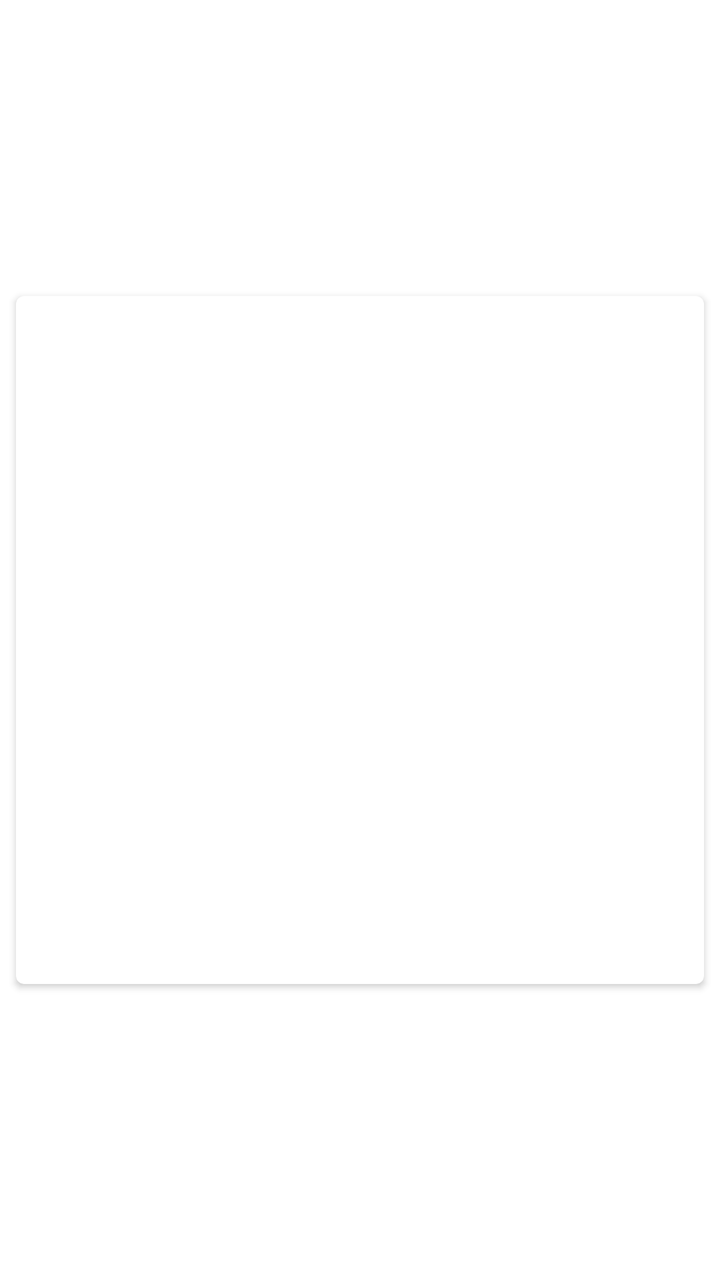
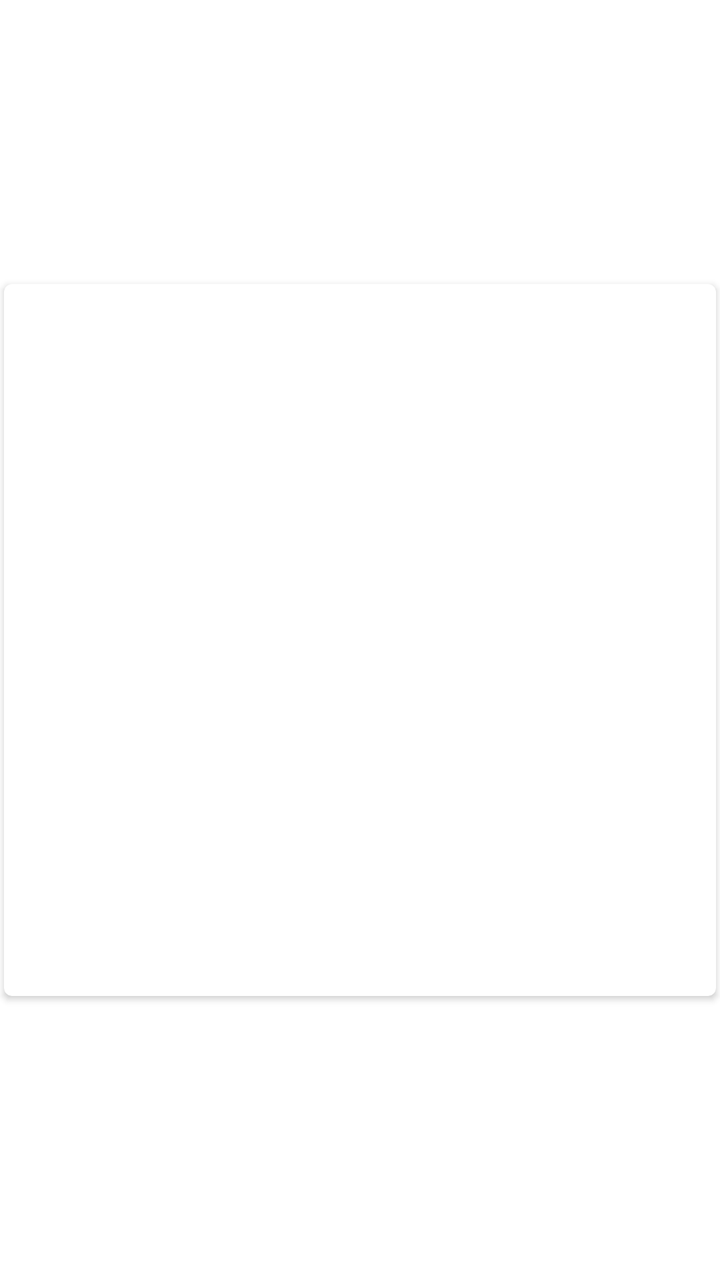

Two renders of the same Android screen: before a commit and after it. Below are the layout's source before the change and the commit's diff.
<!-- AndroidManifest.xml: application theme Theme.Reminisce -->
<!-- res/layout/item_local_media.xml -->
<?xml version="1.0" encoding="utf-8"?>
<androidx.constraintlayout.widget.ConstraintLayout xmlns:android="http://schemas.android.com/apk/res/android"
    xmlns:app="http://schemas.android.com/apk/res-auto"
    android:layout_width="match_parent"
    android:layout_height="wrap_content">

    <androidx.cardview.widget.CardView
        android:layout_width="0dp"
        android:layout_height="0dp"
        android:layout_margin="8dp"
        app:cardCornerRadius="4dp"
        app:cardElevation="2dp"
        app:layout_constraintBottom_toBottomOf="parent"
        app:layout_constraintDimensionRatio="1:1"
        app:layout_constraintEnd_toEndOf="parent"
        app:layout_constraintStart_toStartOf="parent"
        app:layout_constraintTop_toTopOf="parent">

        <ImageView
            android:id="@+id/thumbnailView"
            android:layout_width="match_parent"
            android:layout_height="match_parent"
            android:contentDescription="@string/media_thumbnail"
            android:scaleType="centerCrop" />

        
        <ImageView
            android:id="@+id/mediaTypeIcon"
            android:layout_width="32dp"
            android:layout_height="32dp"
            android:layout_gravity="center"
            android:alpha="0.8"
            android:contentDescription="@string/video_indicator"
            android:visibility="gone" />

        
        <ImageView
            android:id="@+id/backupStatusBadge"
            android:layout_width="20dp"
            android:layout_height="20dp"
            android:layout_gravity="top|end"
            android:layout_margin="4dp"
            android:contentDescription="@string/backup_status_badge"
            android:visibility="gone" />

    </androidx.cardview.widget.CardView>

</androidx.constraintlayout.widget.ConstraintLayout>
<!-- resources referenced by this layout -->
<resources>
  <string name="backup_status_badge">Upload status badge</string>
  <string name="media_thumbnail">Media thumbnail</string>
  <string name="video_indicator">Video indicator</string>
  <style name="Theme.Reminisce" parent="Theme.MaterialComponents.DayNight.DarkActionBar">
          
          <item name="colorPrimary">@color/purple_500</item>
          <item name="colorPrimaryVariant">@color/purple_700</item>
          <item name="colorOnPrimary">@color/white</item>
          
          <item name="colorSecondary">@color/teal_200</item>
          <item name="colorSecondaryVariant">@color/teal_700</item>
          <item name="colorOnSecondary">@color/black</item>
          
          <item name="android:statusBarColor">?attr/colorPrimaryVariant</item>
          
      </style>
  <color name="purple_500">#FF6200EE</color>
  <color name="purple_700">#FF3700B3</color>
  <color name="white">#FFFFFFFF</color>
  <color name="teal_200">#FF03DAC5</color>
  <color name="teal_700">#FF018786</color>
  <color name="black">#FF000000</color>
</resources>

<!-- the commit's change to res/layout/item_local_media.xml (unified diff, before → after) -->
@@ -7,7 +7,7 @@
     <androidx.cardview.widget.CardView
         android:layout_width="0dp"
         android:layout_height="0dp"
-        android:layout_margin="8dp"
+        android:layout_margin="2dp"
         app:cardCornerRadius="4dp"
         app:cardElevation="2dp"
         app:layout_constraintBottom_toBottomOf="parent"
